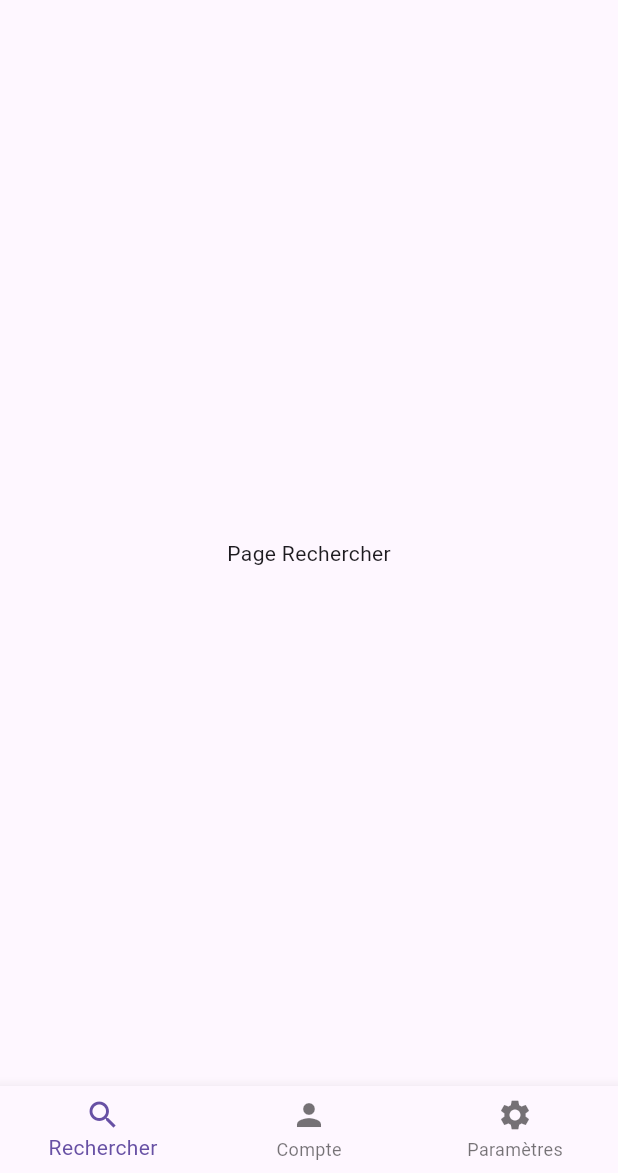
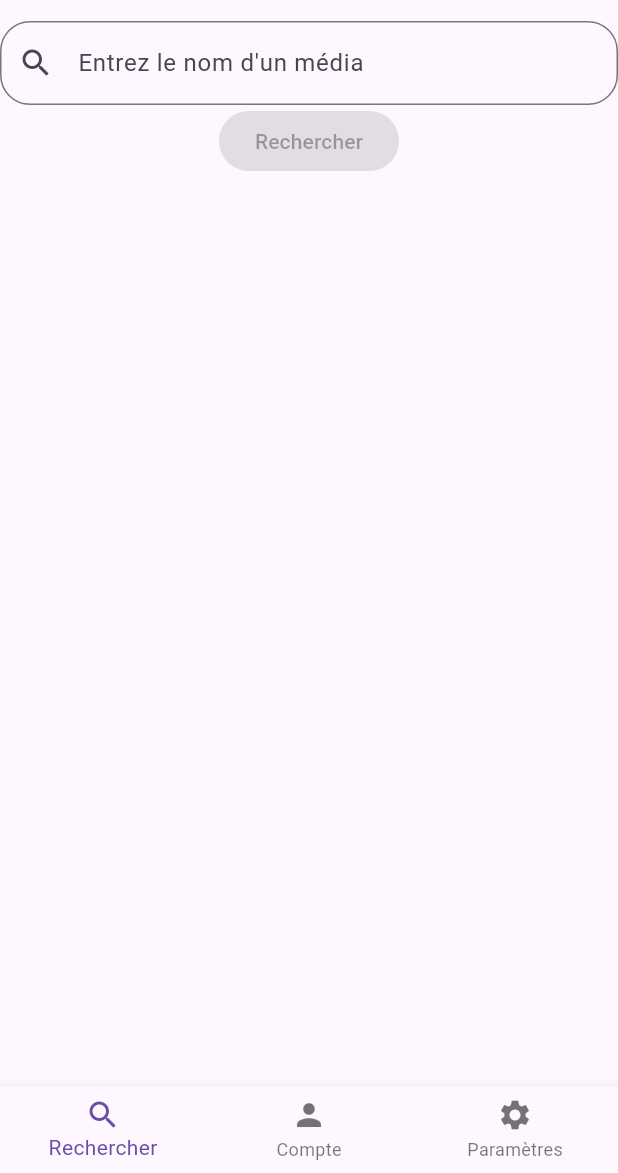
Before and after one commit to pierrebraem/BraemMedia, a Flutter app: the screen it shows after launch, on a phone screen of 412 x 824 dp, the part 63-1236 px from its top. Run offline on Flutter 3.47's test engine with Material 3 defaults, Android fonts, the phone set to English and light mode, and no system bars.

Commit message:
Design basique de la recherche

```diff
--- a/lib/tabs/rechercher.dart
+++ b/lib/tabs/rechercher.dart
@@ -1,12 +1,33 @@
 import 'package:flutter/material.dart';
 
-class RechercherPage extends StatelessWidget{
+class RechercherPage extends StatefulWidget{
   const RechercherPage({super.key});
 
   @override
+  State<RechercherPage> createState() => _RechercherPageState();
+}
+
+class _RechercherPageState extends State<RechercherPage>{
+  @override
   Widget build(BuildContext context){
-    return const Center(
-      child: Text("Page Rechercher")
+    return Scaffold(
+      body: Column(
+        children: [
+          TextField(
+            decoration: InputDecoration(
+              prefixIcon: const Icon(Icons.search),
+              hintText: 'Entrez le nom d\'un média',
+              border: OutlineInputBorder(
+                borderRadius: BorderRadius.circular(20),
+                borderSide: const BorderSide(color: Colors.black)
+              )
+            )
+          ),
+          const ElevatedButton(
+            onPressed: null, child: Text('Rechercher')
+          )
+        ]
+      )
     );
   }
 }
```
